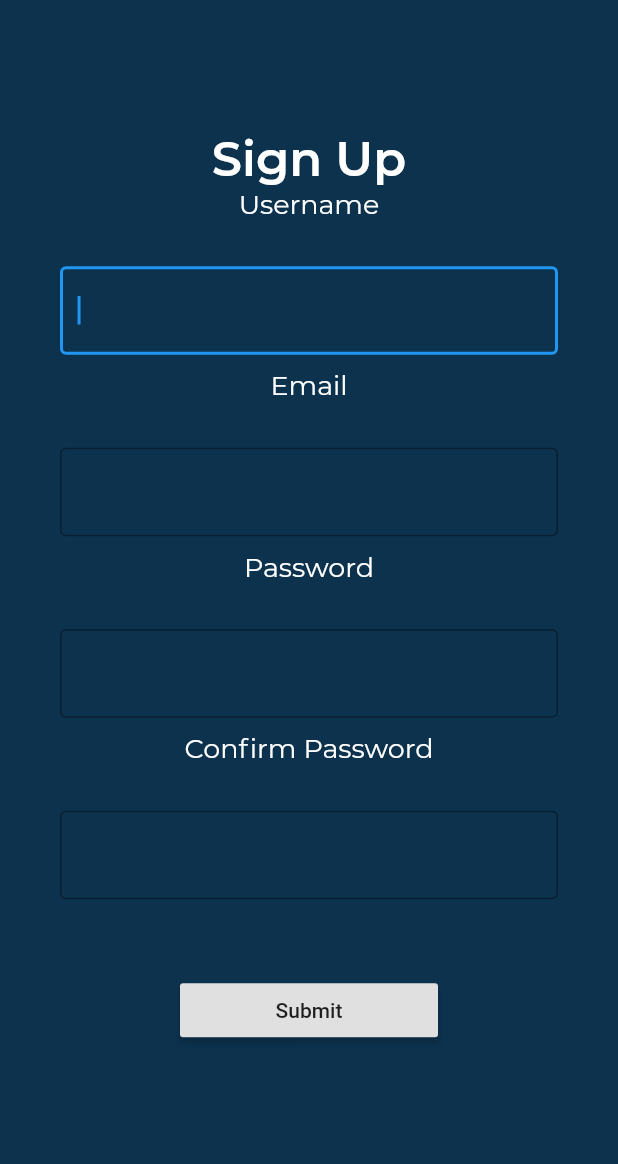
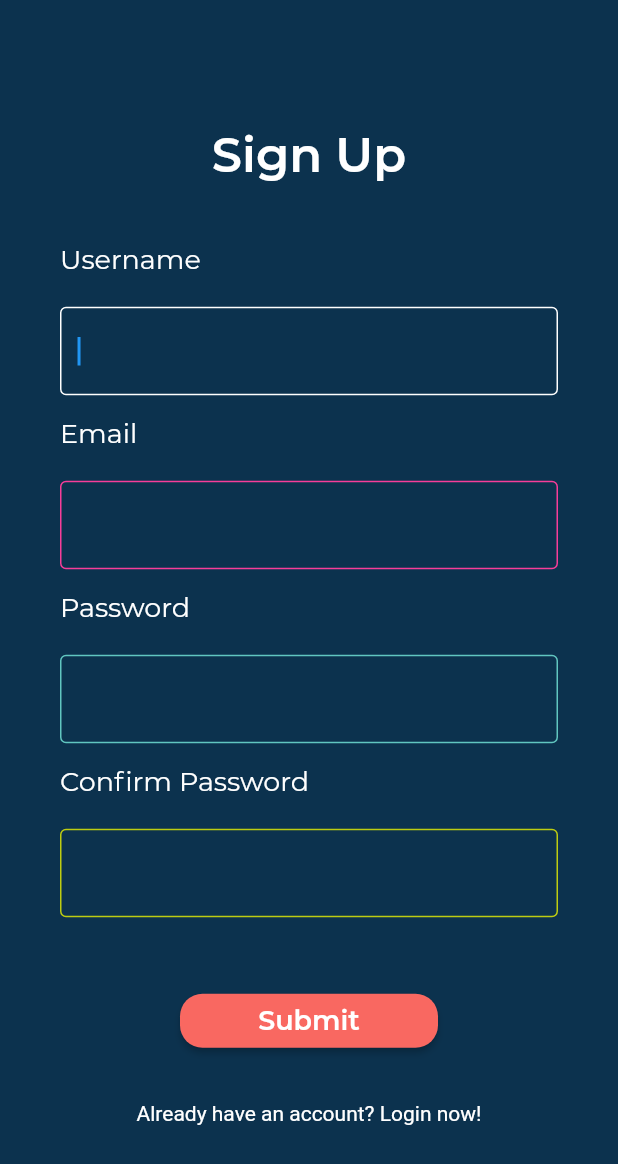
Before and after one commit to Terry-ngyx/household-todo, a Flutter app: the screen it shows after launch, after a tap on "Sign Up", on a phone screen of 412 x 824 dp. Shown: the top 1164 px of the screen. Run offline on Flutter 3.47's test engine with Material 2 defaults, Android fonts, the phone set to English and light mode, and no system bars; our stand-ins replace flutter_svg; project files that could hold a hidden picture were left out.

Commit message:
sign up, login & welcome layout changed, style btn font size changed

```diff
--- a/lib/start/login.dart
+++ b/lib/start/login.dart
@@ -125,7 +125,7 @@ class LoginFormState extends State<LoginForm>{
                   onPressed: () {
                     Navigator.pushNamed(context,LoginRoute);
                   },
-                  shape: RoundedRectangleBorder(borderRadius: new BorderRadius.circular(40.0)),
+                  shape: RoundedRectangleBorder(borderRadius: new BorderRadius.circular(15.0)),
                   padding: EdgeInsets.all(15.0),
                   child: Text('Login with Google', textAlign: TextAlign.center, style: BtnText),
                 )
--- a/lib/start/signup.dart
+++ b/lib/start/signup.dart
@@ -42,24 +42,31 @@ class _SigninFormState extends State<SigninForm> {
         child: SingleChildScrollView(
             child: Form(
                 key: _formkey,
+                child: Container(
+                    margin: EdgeInsets.symmetric(horizontal: 40.0),
                     child: Column(
-                    mainAxisAlignment: MainAxisAlignment.spaceAround,
+                        mainAxisAlignment: MainAxisAlignment.center,
                         crossAxisAlignment: CrossAxisAlignment.stretch,
                         children: <Widget>[
                           Container(
+                              margin: EdgeInsets.only(top: 10.0, bottom: 40.0),
                               child: Text('Sign Up',
-                              style: PageTitle, textAlign: TextAlign.center)),
-                      Column(
-                        children: <Widget>[
+                                  style: PageTitle,
+                                  textAlign: TextAlign.center)),
                           Text('Username', style: NormalFont),
                           SizedBox(height: 20.0),
                           Container(
-                            margin: EdgeInsets.fromLTRB(40.0, 10.0, 40.0, 10.0),
+                            margin: EdgeInsets.fromLTRB(0.0, 0.0, 0.0, 15.0),
                             child: TextFormField(
                               decoration: InputDecoration(
-                                  border: OutlineInputBorder(
+                                enabledBorder: OutlineInputBorder(
+                                    borderSide:
+                                        BorderSide(color: Color(0xFFF96861))),
+                                focusedBorder: OutlineInputBorder(
                                     borderSide: BorderSide(
-                                          color: Colors.blue, width: 3.0))),
+                                  color: Colors.white,
+                                )),
+                              ),
                               autofocus: true,
                               obscureText: false,
                               validator: (value) {
@@ -73,19 +80,20 @@ class _SigninFormState extends State<SigninForm> {
                               },
                             ),
                           ),
-                        ],
-                      ),
-                      Column(
-                        children: <Widget>[
                           Text('Email', style: NormalFont),
                           SizedBox(height: 20.0),
                           Container(
-                            margin: EdgeInsets.fromLTRB(40.0, 10.0, 40.0, 10.0),
+                            margin: EdgeInsets.fromLTRB(0.0, 0.0, 0.0, 15.0),
                             child: TextFormField(
                               decoration: InputDecoration(
-                                  border: OutlineInputBorder(
+                                enabledBorder: OutlineInputBorder(
+                                    borderSide:
+                                        BorderSide(color: Color(0xFFF73D99))),
+                                focusedBorder: OutlineInputBorder(
                                     borderSide: BorderSide(
-                                          color: Colors.blue, width: 3.0))),
+                                  color: Colors.white,
+                                )),
+                              ),
                               autofocus: false,
                               obscureText: false,
                               validator: (value) {
@@ -99,26 +107,28 @@ class _SigninFormState extends State<SigninForm> {
                               },
                             ),
                           ),
-                        ],
-                      ),
-                      Column(
-                        children: <Widget>[
                           Text('Password', style: NormalFont),
                           SizedBox(height: 20.0),
                           Container(
-                            margin: EdgeInsets.fromLTRB(40.0, 10.0, 40.0, 10.0),
+                            margin: EdgeInsets.fromLTRB(0.0, 0.0, 0.0, 15.0),
                             child: TextFormField(
                               controller: passwordController,
                               decoration: InputDecoration(
-                                  border: OutlineInputBorder(
+                                enabledBorder: OutlineInputBorder(
+                                    borderSide:
+                                        BorderSide(color: Color(0xFF61C6C0))),
+                                focusedBorder: OutlineInputBorder(
                                     borderSide: BorderSide(
-                                          color: Colors.blue, width: 3.0))),
+                                  color: Colors.white,
+                                )),
+                              ),
                               autofocus: false,
                               obscureText: true,
                               validator: (value) {
                                 if (value.isEmpty) {
                                   return 'please enter your password';
-                                } else if (value != confirmPasswordController.text) {
+                                } else if (value !=
+                                    confirmPasswordController.text) {
                                   // print(passwordController.text);
                                   return 'please check if password matches';
                                 } else {
@@ -130,20 +140,21 @@ class _SigninFormState extends State<SigninForm> {
                               },
                             ),
                           ),
-                        ],
-                      ),
-                      Column(
-                        children: <Widget>[
                           Text('Confirm Password', style: NormalFont),
                           SizedBox(height: 20.0),
                           Container(
-                            margin: EdgeInsets.fromLTRB(40.0, 10.0, 40.0, 10.0),
+                            margin: EdgeInsets.fromLTRB(0.0, 0.0, 0.0, 15.0),
                             child: TextFormField(
                               controller: confirmPasswordController,
                               decoration: InputDecoration(
-                                  border: OutlineInputBorder(
+                                enabledBorder: OutlineInputBorder(
+                                    borderSide:
+                                        BorderSide(color: Color(0xFFBDCC11))),
+                                focusedBorder: OutlineInputBorder(
                                     borderSide: BorderSide(
-                                          color: Colors.blue, width: 3.0))),
+                                  color: Colors.white,
+                                )),
+                              ),
                               autofocus: false,
                               obscureText: true,
                               validator: (value) {
@@ -161,29 +172,38 @@ class _SigninFormState extends State<SigninForm> {
                               },
                             ),
                           ),
-                        ],
-                      ),
                           Container(
-                          padding:
-                              const EdgeInsets.fromLTRB(0.0, 30.0, 0.0, 30.0),
-                          margin: EdgeInsets.fromLTRB(120.0, 10.0, 120.0, 10.0),
+                              padding: const EdgeInsets.fromLTRB(
+                                  0.0, 30.0, 0.0, 30.0),
+                              margin: EdgeInsets.fromLTRB(80.0, 0.0, 80.0, 0.0),
                               child: RaisedButton(
+                                color: Color(0xFFF96861),
                                 onPressed: () {
                                   if (_formkey.currentState.validate()) {
-                                Scaffold.of(context).showSnackBar(
-                                    SnackBar(content: Text('Processing Data')));
+                                    Scaffold.of(context).showSnackBar(SnackBar(
+                                        content: Text('Processing Data')));
                                     _formkey.currentState.save();
                                     // print(email);
-                                // print(username);
+                                    // print(userVname);
                                     // print(password);
                                     // print(confirmPassword);
                                   }
                                 },
-                            child: Text(
-                              'Submit',
+                                shape: RoundedRectangleBorder(
+                                    borderRadius:
+                                        new BorderRadius.circular(15.0)),
+                                child: Text('Submit',
                                     textAlign: TextAlign.center,
-                            ),
+                                    style: BtnText),
                               )),
-                    ]))));
+                          Container(
+                              child: GestureDetector(
+                            onTap: () {
+                              Navigator.pushNamed(context, LoginRoute);
+                            },
+                            child: Text("Already have an account? Login now!",
+                                textAlign: TextAlign.center),
+                          ))
+                        ])))));
   }
 }
--- a/lib/start/welcome.dart
+++ b/lib/start/welcome.dart
@@ -41,27 +41,27 @@ class WelcomePage extends StatelessWidget {
                   crossAxisAlignment: CrossAxisAlignment.center,
                   children: <Widget>[
                     Container(
-                      width: 100.0,
-                      margin: EdgeInsets.fromLTRB(0.0, 0.0, 5.0, 20.0),
+                      width: 150.0,
+                      margin: EdgeInsets.fromLTRB(0.0, 0.0, 5.0, 15.0),
                       child: RaisedButton(
                         color: Color(0xFFF96871),
                         onPressed: () {
                           Navigator.pushNamed(context,SignUpRoute);
                         },
-                        shape: RoundedRectangleBorder(borderRadius: new BorderRadius.circular(20.0)),
+                        shape: RoundedRectangleBorder(borderRadius: new BorderRadius.circular(15.0)),
                         padding: EdgeInsets.all(15.0),
                         child: Text('Sign Up', textAlign: TextAlign.center, style: BtnText),
                       )
                     ),
                     Container(
-                      width: 100.0,
-                      margin: EdgeInsets.fromLTRB(5.0, 0.0, 0.0, 20.0),
+                      width: 150.0,
+                      margin: EdgeInsets.fromLTRB(5.0, 0.0, 0.0, 15.0),
                       child: RaisedButton(
                         color: Color(0xFFF73D99),
                         onPressed: () {
                           Navigator.pushNamed(context,LoginRoute);
                         },
-                        shape: RoundedRectangleBorder(borderRadius: new BorderRadius.circular(20.0)),
+                        shape: RoundedRectangleBorder(borderRadius: new BorderRadius.circular(15.0)),
                         padding: EdgeInsets.all(15.0),
                         child: Text('Login', textAlign: TextAlign.center, style: BtnText),
                       )
@@ -76,7 +76,7 @@ class WelcomePage extends StatelessWidget {
                   onPressed: () {
                     Navigator.pushNamed(context,LoginRoute);
                   },
-                  shape: RoundedRectangleBorder(borderRadius: new BorderRadius.circular(40.0)),
+                  shape: RoundedRectangleBorder(borderRadius: new BorderRadius.circular(15.0)),
                   padding: EdgeInsets.all(5.0),
                   child: Text('Login with Google', textAlign: TextAlign.center, style: BtnText),
                 )
--- a/lib/style.dart
+++ b/lib/style.dart
@@ -26,7 +26,7 @@ const PageTitle = TextStyle(
 const BtnText = TextStyle(
   fontFamily: FontNameDefault,
   fontWeight: FontWeight.w600,
-  fontSize: 14.0,
+  fontSize: 18.0,
   color: Colors.white,
 );
 
```
Lines whose indentation alone changed are shown as unchanged.
